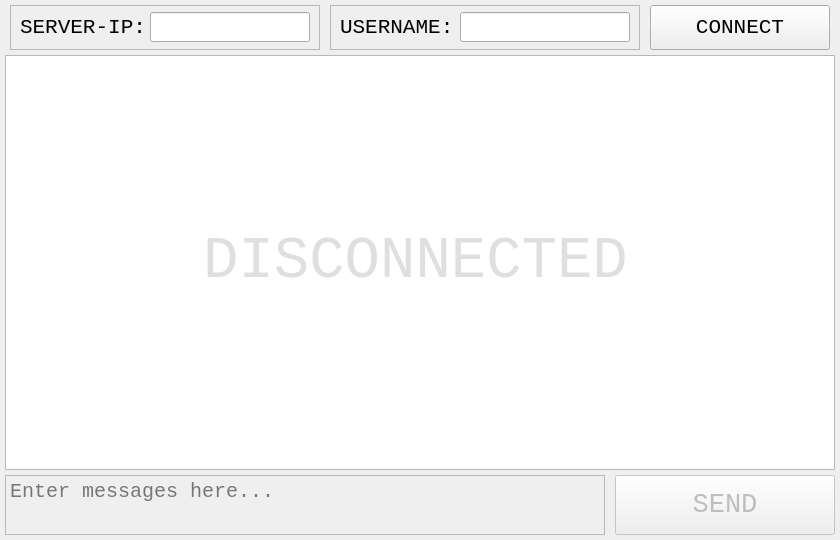
This is Client/mainwindow.ui in TheLeopard65/Photon-Live-Chat-App as Qt 5 draws it before an edit. The edited form follows.
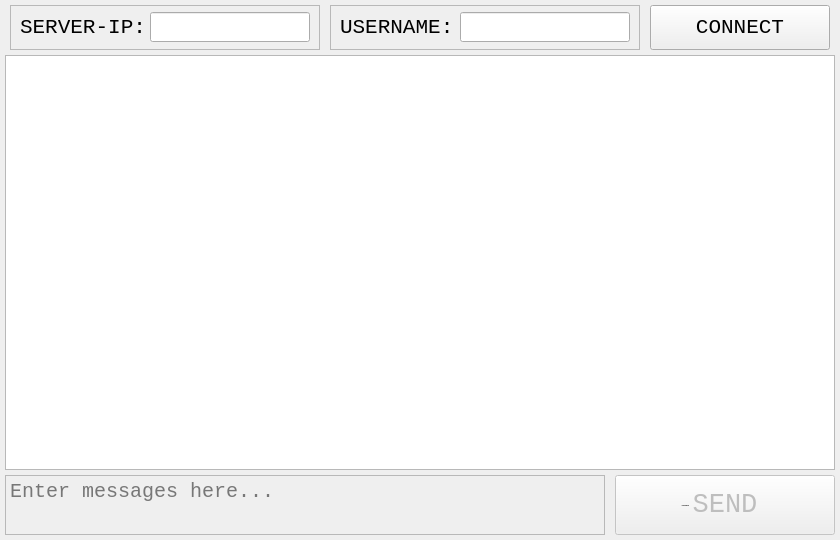
This is the edited form.

Patch:
```diff
--- a/Client/mainwindow.ui
+++ b/Client/mainwindow.ui
@@ -269,20 +269,22 @@
     </property>
     <property name="geometry">
      <rect>
-      <x>190</x>
-      <y>220</y>
-      <width>451</width>
-      <height>81</height>
+      <x>630</x>
+      <y>490</y>
+      <width>111</width>
+      <height>31</height>
      </rect>
     </property>
     <property name="font">
      <font>
       <family>Monospace</family>
-      <pointsize>44</pointsize>
+      <pointsize>1</pointsize>
+      <weight>75</weight>
+      <bold>true</bold>
      </font>
     </property>
     <property name="styleSheet">
-     <string notr="true">color: rgba(0, 0, 0, 32);</string>
+     <string notr="true">opacity: 0.2;</string>
     </property>
     <property name="text">
      <string>DISCONNECTED</string>
```
